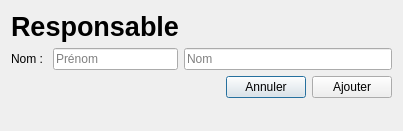
This is GUI/responsable.ui in samueldrouin/PyGuide as Qt 5 draws it before an edit. The edited form follows.
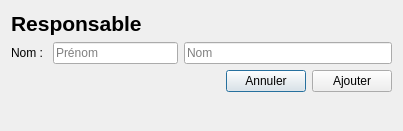
This is the edited form.

```diff
--- a/GUI/responsable.ui
+++ b/GUI/responsable.ui
@@ -24,7 +24,7 @@
      </property>
      <property name="font">
       <font>
-       <pointsize>20</pointsize>
+       <pointsize>16</pointsize>
        <weight>75</weight>
        <bold>true</bold>
       </font>
```
